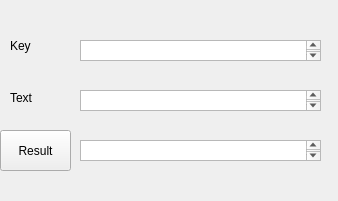
Above: pyqt/stats.ui from Y65NG/Python before the change. Below: the same form after it.
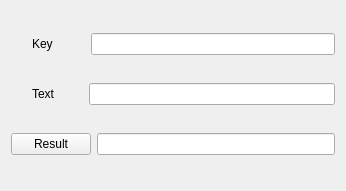
That is the form after the change.

Diff of the .ui file:
```diff
--- a/pyqt/stats.ui
+++ b/pyqt/stats.ui
@@ -6,82 +6,127 @@
    <rect>
     <x>0</x>
     <y>0</y>
-    <width>338</width>
-    <height>201</height>
+    <width>346</width>
+    <height>191</height>
    </rect>
   </property>
   <property name="windowTitle">
    <string>Stats</string>
   </property>
-  <widget class="QPushButton" name="button1">
-   <property name="geometry">
-    <rect>
-     <x>0</x>
-     <y>130</y>
-     <width>71</width>
-     <height>41</height>
-    </rect>
-   </property>
-   <property name="text">
-    <string>Result</string>
-   </property>
-  </widget>
-  <widget class="QLabel" name="label">
-   <property name="geometry">
-    <rect>
-     <x>10</x>
-     <y>30</y>
-     <width>41</width>
-     <height>31</height>
-    </rect>
-   </property>
-   <property name="text">
-    <string>Key</string>
-   </property>
-  </widget>
-  <widget class="QPlainTextEdit" name="plainTextEdit">
-   <property name="geometry">
-    <rect>
-     <x>80</x>
-     <y>40</y>
-     <width>241</width>
-     <height>21</height>
-    </rect>
-   </property>
-  </widget>
-  <widget class="QLabel" name="label_2">
-   <property name="geometry">
-    <rect>
-     <x>10</x>
-     <y>90</y>
-     <width>31</width>
-     <height>16</height>
-    </rect>
-   </property>
-   <property name="text">
-    <string>Text</string>
-   </property>
-  </widget>
-  <widget class="QPlainTextEdit" name="plainTextEdit_2">
-   <property name="geometry">
-    <rect>
-     <x>80</x>
-     <y>90</y>
-     <width>241</width>
-     <height>21</height>
-    </rect>
-   </property>
-  </widget>
-  <widget class="QPlainTextEdit" name="plainTextEdit_3">
-   <property name="geometry">
-    <rect>
-     <x>80</x>
-     <y>140</y>
-     <width>241</width>
-     <height>21</height>
-    </rect>
-   </property>
-  </widget>
+  <layout class="QVBoxLayout" name="verticalLayout">
+   <item>
+    <layout class="QHBoxLayout" name="horizontalLayout">
+     <item>
+      <spacer name="horizontalSpacer_3">
+       <property name="orientation">
+        <enum>Qt::Horizontal</enum>
+       </property>
+       <property name="sizeType">
+        <enum>QSizePolicy::Minimum</enum>
+       </property>
+       <property name="sizeHint" stdset="0">
+        <size>
+         <width>21</width>
+         <height>20</height>
+        </size>
+       </property>
+      </spacer>
+     </item>
+     <item>
+      <widget class="QLabel" name="label">
+       <property name="text">
+        <string>Key</string>
+       </property>
+      </widget>
+     </item>
+     <item>
+      <spacer name="horizontalSpacer">
+       <property name="orientation">
+        <enum>Qt::Horizontal</enum>
+       </property>
+       <property name="sizeType">
+        <enum>QSizePolicy::Minimum</enum>
+       </property>
+       <property name="sizeHint" stdset="0">
+        <size>
+         <width>32</width>
+         <height>20</height>
+        </size>
+       </property>
+      </spacer>
+     </item>
+     <item>
+      <widget class="QLineEdit" name="edit_key"/>
+     </item>
+    </layout>
+   </item>
+   <item>
+    <layout class="QHBoxLayout" name="horizontalLayout_2">
+     <item>
+      <spacer name="horizontalSpacer_4">
+       <property name="orientation">
+        <enum>Qt::Horizontal</enum>
+       </property>
+       <property name="sizeType">
+        <enum>QSizePolicy::Minimum</enum>
+       </property>
+       <property name="sizeHint" stdset="0">
+        <size>
+         <width>21</width>
+         <height>20</height>
+        </size>
+       </property>
+      </spacer>
+     </item>
+     <item>
+      <widget class="QLabel" name="label_2">
+       <property name="text">
+        <string>Text</string>
+       </property>
+      </widget>
+     </item>
+     <item>
+      <spacer name="horizontalSpacer_2">
+       <property name="orientation">
+        <enum>Qt::Horizontal</enum>
+       </property>
+       <property name="sizeType">
+        <enum>QSizePolicy::Minimum</enum>
+       </property>
+       <property name="sizeHint" stdset="0">
+        <size>
+         <width>28</width>
+         <height>20</height>
+        </size>
+       </property>
+      </spacer>
+     </item>
+     <item>
+      <widget class="QLineEdit" name="edit_text"/>
+     </item>
+    </layout>
+   </item>
+   <item>
+    <layout class="QHBoxLayout" name="horizontalLayout_3">
+     <item>
+      <widget class="QPushButton" name="button_result">
+       <property name="sizePolicy">
+        <sizepolicy hsizetype="Minimum" vsizetype="Fixed">
+         <horstretch>0</horstretch>
+         <verstretch>0</verstretch>
+        </sizepolicy>
+       </property>
+       <property name="text">
+        <string>Result</string>
+       </property>
+      </widget>
+     </item>
+     <item>
+      <widget class="QLineEdit" name="edit_result"/>
+     </item>
+    </layout>
+   </item>
+  </layout>
  </widget>
  <resources/>
  <connections/>
```
